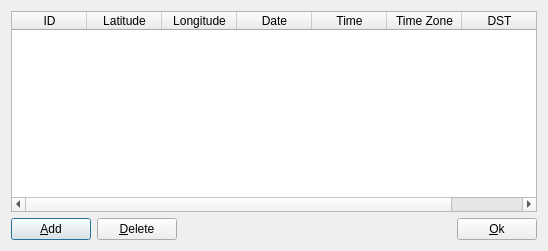
Before: the Qt Designer form src/EditLocationDlg.ui in codymj/SolarCalculator, drawn with Qt 5.
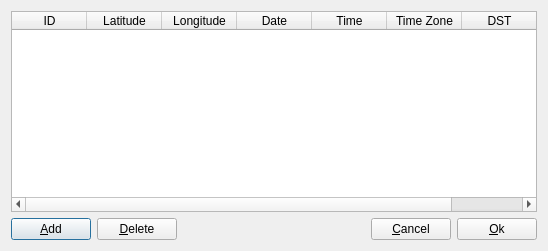
After: the same form once the commit is applied.

The edit to the form file:
```diff
--- a/src/EditLocationDlg.ui
+++ b/src/EditLocationDlg.ui
@@ -129,6 +129,13 @@
          </property>
         </spacer>
        </item>
+       <item>
+        <widget class="QPushButton" name="cancelButton">
+         <property name="text">
+          <string>&amp;Cancel</string>
+         </property>
+        </widget>
+       </item>
        <item>
         <widget class="QPushButton" name="okButton">
          <property name="text">
```
Left out of the diff: 37 changed lines with no effect on the pictures.
